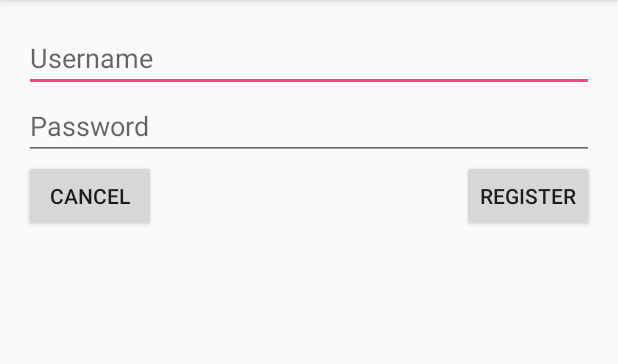
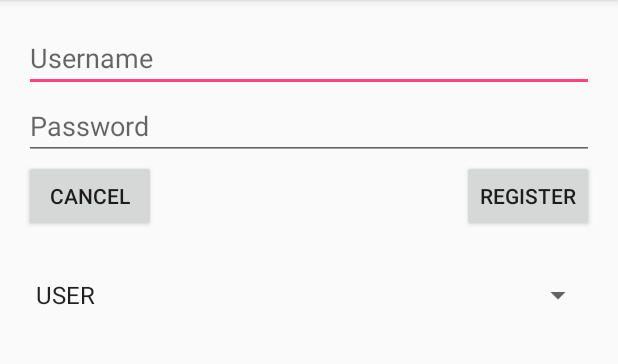
Before and after one commit to Yhprum/CleanWater, an Android app: the screen it shows after launch (RegisterActivity), after a tap on "REGISTER", on a phone screen of 412 x 824 dp, the part 84-448 px from its top. Run offline under Robolectric (Android 15) with nearby library versions, the phone set to English and light mode, and no system bars; our stand-ins replace Firebase (no records; nobody signed in at launch, a user with empty details on screens opened directly).

Commit message:
Added registration support via Firebase

```diff
--- a/app/build.gradle
+++ b/app/build.gradle
@@ -25,5 +25,9 @@ dependencies {
         exclude group: 'com.android.support', module: 'support-annotations'
     })
     compile 'com.android.support:appcompat-v7:25.1.1'
+    compile 'com.google.firebase:firebase-auth:9.2.0'
     testCompile 'junit:junit:4.12'
 }
+
+
+apply plugin: 'com.google.gms.google-services'
--- a/app/src/main/AndroidManifest.xml
+++ b/app/src/main/AndroidManifest.xml
@@ -1,6 +1,8 @@
 <?xml version="1.0" encoding="utf-8"?>
 <manifest xmlns:android="http://schemas.android.com/apk/res/android"
     package="edu.gatech.cleanwater">
+
+    <uses-permission android:name="android.permission.INTERNET"/>
 
     <application
         android:allowBackup="true"
--- /dev/null
+++ b/app/src/main/java/edu/gatech/cleanwater/Model/UserType.java
@@ -0,0 +1,12 @@
+package edu.gatech.cleanwater.Model;
+
+/**
+ * Created by Ryan on 2/20/2017.
+ */
+
+public enum UserType {
+    USER,
+    WORKER,
+    MANAGER,
+    ADMIN
+}
--- a/app/src/main/java/edu/gatech/cleanwater/controllers/RegisterActivity.java
+++ b/app/src/main/java/edu/gatech/cleanwater/controllers/RegisterActivity.java
@@ -1,32 +1,82 @@
 package edu.gatech.cleanwater.controllers;
 
+import android.app.ProgressDialog;
 import android.content.Intent;
+import android.support.annotation.NonNull;
 import android.support.v7.app.AppCompatActivity;
 import android.os.Bundle;
+import android.text.TextUtils;
+import android.util.Log;
 import android.view.View;
+import android.widget.ArrayAdapter;
 import android.widget.Button;
 import android.widget.EditText;
+import android.widget.ProgressBar;
+import android.widget.Spinner;
+import android.widget.Toast;
 
+import com.google.android.gms.tasks.OnCompleteListener;
+import com.google.android.gms.tasks.Task;
+import com.google.firebase.auth.AuthResult;
+import com.google.firebase.auth.FirebaseAuth;
+import com.google.firebase.auth.FirebaseUser;
+
+import edu.gatech.cleanwater.Model.UserType;
 import edu.gatech.cleanwater.R;
 
 public class RegisterActivity extends AppCompatActivity {
+
+    private EditText etUsername, etPassword;
+    private String username, password;
+    private UserType type;
+    private Spinner sType;
+    private ProgressDialog pdLoad;
+
+    private FirebaseAuth mAuth;
+    private FirebaseAuth.AuthStateListener mAuthListener;
+    private static final String TAG = "RegisterActivity";
 
     @Override
     protected void onCreate(Bundle savedInstanceState) {
         super.onCreate(savedInstanceState);
         setContentView(R.layout.activity_register);
 
-        final EditText etUsername = (EditText) findViewById(R.id.etUsername);
-        final EditText etPassword = (EditText) findViewById(R.id.etPassword);
+        mAuth = FirebaseAuth.getInstance();
+        mAuthListener = new FirebaseAuth.AuthStateListener() {
+            @Override
+            public void onAuthStateChanged(@NonNull FirebaseAuth firebaseAuth) {
+                FirebaseUser user = firebaseAuth.getCurrentUser();
+                if (user != null) {
+                    // User is signed in
+                    Log.d(TAG, "onAuthStateChanged:signed_in:" + user.getUid());
+                } else {
+                    // User is signed out
+                    Log.d(TAG, "onAuthStateChanged:signed_out");
+                }
+                // ...
+            }
+        };
+
+        pdLoad = new ProgressDialog(this);
+
+        etUsername = (EditText) findViewById(R.id.etUsername);
+        etPassword = (EditText) findViewById(R.id.etPassword);
+
+        sType = (Spinner) findViewById(R.id.sType);
 
         final Button bRegister = (Button) findViewById(R.id.bRegister);
         final Button bCancel = (Button) findViewById(R.id.bCancel);
 
+        ArrayAdapter<String> adapter = new ArrayAdapter(this,android.R.layout.simple_spinner_item, UserType.values());
+        adapter.setDropDownViewResource(android.R.layout.simple_spinner_dropdown_item);
+        sType.setAdapter(adapter);
+
         bRegister.setOnClickListener(new View.OnClickListener() {
             @Override
             public void onClick(View view) {
-                Intent cancel = new Intent(RegisterActivity.this, WelcomeActivity.class);
-                RegisterActivity.this.startActivity(cancel);
+                registerUser();
+//                Intent reg = new Intent(RegisterActivity.this, WelcomeActivity.class);
+//                RegisterActivity.this.startActivity(reg);
             }
         });
 
@@ -38,4 +88,47 @@ public class RegisterActivity extends AppCompatActivity {
             }
         });
     }
+
+    private void registerUser() {
+        username = etUsername.getText().toString().trim();
+        password = etPassword.getText().toString().trim();
+        type = (UserType) sType.getSelectedItem();
+
+        if(TextUtils.isEmpty(username)) {
+            Toast.makeText(this, "Enter a username", Toast.LENGTH_SHORT).show();
+            return;
+        }
+        if(TextUtils.isEmpty(password)) {
+            Toast.makeText(this, "Enter a password", Toast.LENGTH_SHORT).show();
+            return;
+        }
+        pdLoad.setMessage("Registering...");
+        pdLoad.show();
+        mAuth.createUserWithEmailAndPassword(username, password)
+                .addOnCompleteListener(this, new OnCompleteListener<AuthResult>() {
+                    @Override
+                    public void onComplete(@NonNull Task<AuthResult> task) {
+                        if(task.isComplete()) {
+                            Toast.makeText(RegisterActivity.this, "success", Toast.LENGTH_SHORT).show();
+                        } else {
+                            Toast.makeText(RegisterActivity.this, "failure", Toast.LENGTH_SHORT).show();
+                        }
+                    }
+                });
+
+    }
+
+    @Override
+    public void onStart() {
+        super.onStart();
+        mAuth.addAuthStateListener(mAuthListener);
+    }
+
+    @Override
+    public void onStop() {
+        super.onStop();
+        if (mAuthListener != null) {
+            mAuth.removeAuthStateListener(mAuthListener);
+        }
+    }
 }
--- a/app/src/main/res/layout/activity_register.xml
+++ b/app/src/main/res/layout/activity_register.xml
@@ -48,4 +48,12 @@
         android:layout_alignParentEnd="true"
         android:id="@+id/bRegister" />
 
+    <Spinner
+        android:layout_width="match_parent"
+        android:layout_height="wrap_content"
+        android:layout_marginTop="30dp"
+        android:id="@+id/sType"
+        android:layout_below="@+id/bCancel"
+        android:layout_alignParentStart="true" />
+
 </RelativeLayout>
--- a/build.gradle
+++ b/build.gradle
@@ -9,6 +9,7 @@ buildscript {
 
         // NOTE: Do not place your application dependencies here; they belong
         // in the individual module build.gradle files
+        classpath 'com.google.gms:google-services:3.0.0'
     }
 }
 
```
Also changed, not shown: app/src/main/java/edu/gatech/cleanwater/Model/User.java (added, +18 -0 lines), 1 other file.
